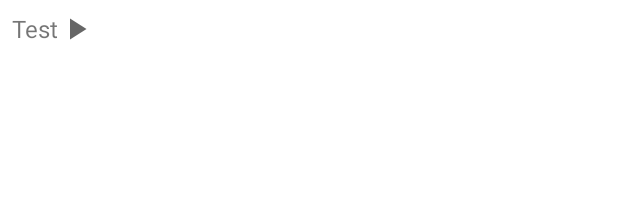
After one commit to Kufo2018/Sound_Recorder, an Android app: the layout recyclerview_items.xml on its own in the app's theme, with its tools: preview values and no code run, on a phone screen of 412 x 824 dp. The commit adds this screen. Shown: the top 208 px of the screen. Run offline under Robolectric (Android 15) with nearby library versions, the phone set to English and light mode, and no system bars.

Commit message:
Code cleanup

```diff
--- a/app/src/main/res/layout/fragment_david_records.xml
+++ b/app/src/main/res/layout/fragment_david_records.xml
@@ -5,6 +5,11 @@
     android:layout_height="match_parent"
     tools:context=".ui.DavidRecords">
 
+    <androidx.recyclerview.widget.RecyclerView
+
+        android:layout_width="match_parent"
+        android:layout_height="match_parent" />
+
     <com.google.android.exoplayer2.ui.PlayerView
         android:id="@+id/video_view"
         android:layout_width="match_parent"
--- /dev/null
+++ b/app/src/main/res/layout/recyclerview_items.xml
@@ -0,0 +1,28 @@
+<?xml version="1.0" encoding="utf-8"?>
+<androidx.constraintlayout.widget.ConstraintLayout xmlns:android="http://schemas.android.com/apk/res/android"
+    xmlns:app="http://schemas.android.com/apk/res-auto"
+    xmlns:tools="http://schemas.android.com/tools"
+    android:layout_width="match_parent"
+    android:layout_height="match_parent">
+
+    <TextView
+        android:id="@+id/file_name"
+        android:layout_width="wrap_content"
+        android:layout_height="wrap_content"
+        android:layout_marginStart="8dp"
+        android:layout_marginTop="8dp"
+        android:textSize="16sp"
+        app:layout_constraintStart_toStartOf="parent"
+        app:layout_constraintTop_toTopOf="parent"
+        tools:text="Test" />
+
+    <ImageView
+        android:id="@+id/playback_button"
+        android:layout_width="wrap_content"
+        android:layout_height="wrap_content"
+        android:src="@drawable/playback_icon"
+        app:layout_constraintBottom_toBottomOf="@id/file_name"
+        app:layout_constraintStart_toEndOf="@id/file_name"
+        app:layout_constraintTop_toTopOf="@id/file_name" />
+
+</androidx.constraintlayout.widget.ConstraintLayout>
```
Also changed, not shown: app/src/main/java/com/kuforiji/lei/ui/DavidRecords.kt (+1 -6 lines), app/src/main/java/com/kuforiji/lei/ui/RecordAudio.kt (+3 -11 lines), app/src/main/java/com/kuforiji/lei/utils/MyFirebaseService.kt (+4 -4 lines).
